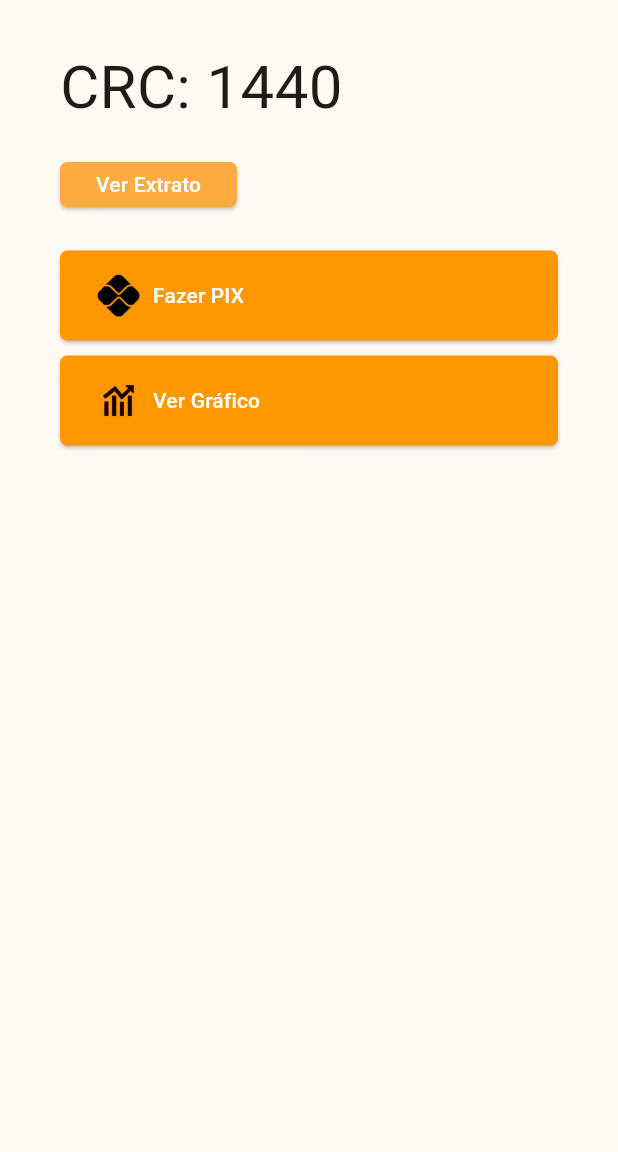
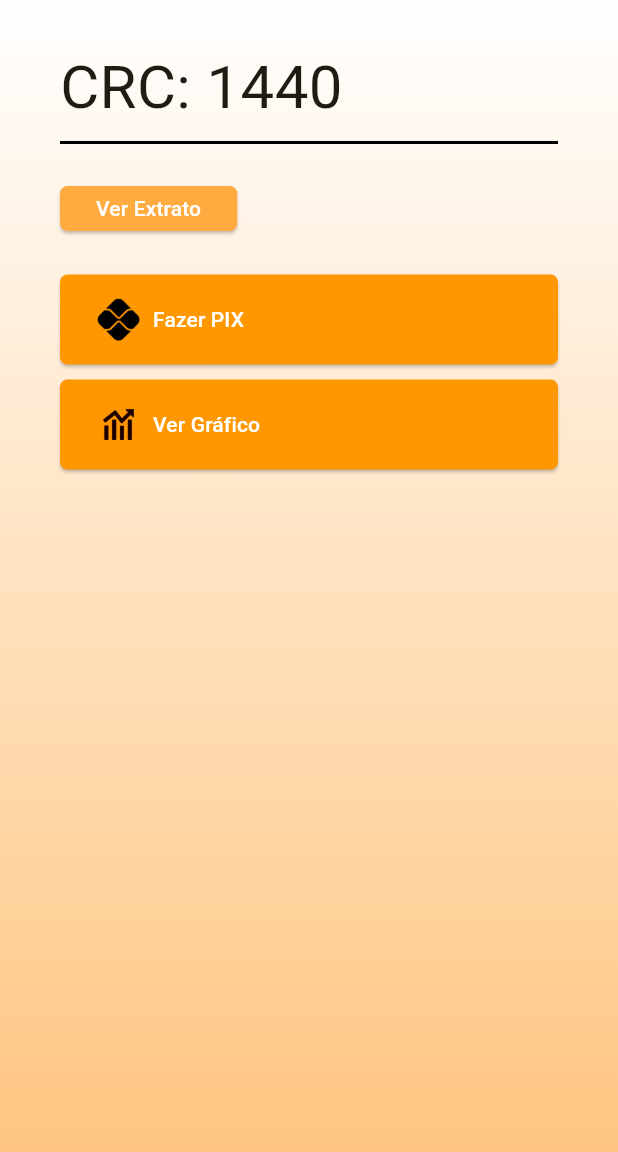
Before and after one commit to douglasarthurr/appYourTime, a Flutter app: the screen it shows after launch, on a phone screen of 412 x 824 dp, the part 84-1236 px from its top. Run offline on Flutter 3.47's test engine with Material 2 defaults, Android fonts, the phone set to English and light mode, and no system bars.

Commit message:
finalizando home page

```diff
--- a/lib/main.dart
+++ b/lib/main.dart
@@ -8,7 +8,6 @@ void main() {
 class MyApp extends StatelessWidget {
   const MyApp({super.key});
 
-  // This widget is the root of your application.
   @override
   Widget build(BuildContext context) {
     return MaterialApp(
@@ -46,7 +45,15 @@ class _MyHomePageState extends State<MyHomePage> {
         backgroundColor: Color.fromARGB(255, 255, 255, 255),
         title: Text(widget.title),
       ),
-      body: Padding(
+      body: Container(
+        decoration: BoxDecoration(
+          gradient: LinearGradient(
+            begin: Alignment.topCenter,
+            end: Alignment.bottomCenter,
+            colors: [Color(0xFFFFFFFF), Color(0xFFFFC581)],
+          ),
+        ),
+        child: Padding(
           padding: EdgeInsets.symmetric(vertical: 30.0, horizontal: 40.0),
           child: Column(
             crossAxisAlignment: CrossAxisAlignment.start,
@@ -56,6 +63,10 @@ class _MyHomePageState extends State<MyHomePage> {
                 style: TextStyle(
                   fontSize: 40.0,
                 ),
+              ),
+              Divider(
+                color: Colors.black,
+                thickness: 2.0,
               ),
               SizedBox(height: 2.0),
               Column(
@@ -147,6 +158,7 @@ class _MyHomePageState extends State<MyHomePage> {
             ],
           ),
         ),
+      ),
     );
   }
 }
```
Lines whose indentation alone changed are shown as unchanged.
